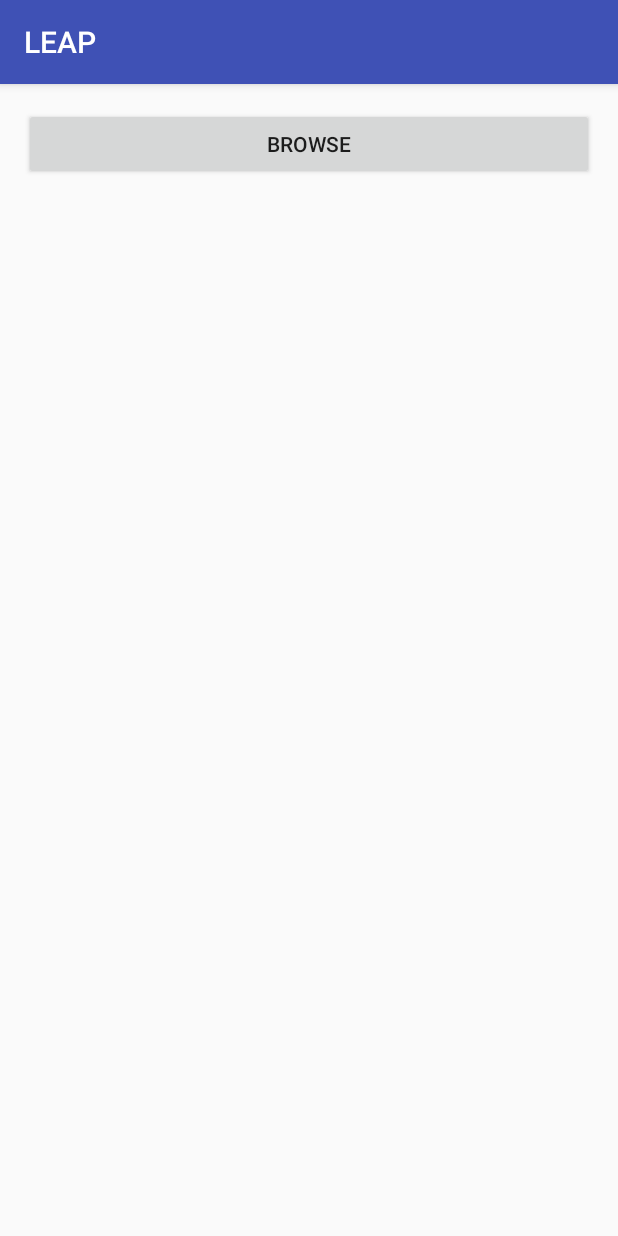
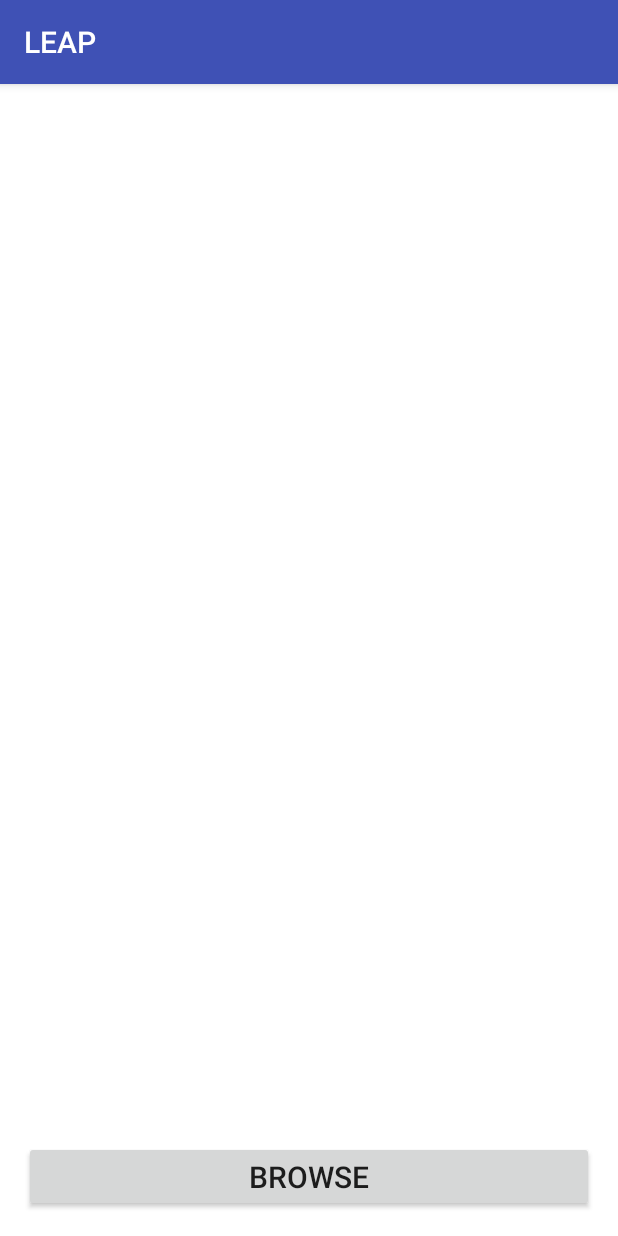
Before and after one commit to EvanWalker93/LEAP_3, an Android app: the screen it shows after launch (MainActivity), on a phone screen of 412 x 824 dp. Run offline under Robolectric (Android 15) with nearby library versions, the phone set to English and light mode, and no system bars; libraries missing offline, so code that uses them is left out: com.nbsp.materialfilepicker.

```diff
--- a/app/src/main/java/com/example/evan/leap/model/QuizItem.java
+++ b/app/src/main/java/com/example/evan/leap/model/QuizItem.java
@@ -1,14 +1,13 @@
 package com.example.evan.leap.model;
 
-import java.util.Objects;
 
 /**
  * Created by Evan on 4/22/2017.
+ * Item that holds the quiz name and length.
  */
 
 public class QuizItem {
     private String quizFileName, quizFilePath;
-
 
 
     public QuizItem(String quizFileName, String quizFilePath) {
@@ -16,7 +15,6 @@ public class QuizItem {
         this.quizFilePath = quizFilePath;
 
     }
-
 
 
     public String getQuizFileName() {
--- a/app/src/main/java/com/example/evan/leap/ui/MainActivity.java
+++ b/app/src/main/java/com/example/evan/leap/ui/MainActivity.java
@@ -10,8 +10,10 @@ import android.support.v4.content.ContextCompat;
 import android.support.v7.app.AppCompatActivity;
 import android.os.Bundle;
 import android.support.v7.widget.DefaultItemAnimator;
+import android.support.v7.widget.DividerItemDecoration;
 import android.support.v7.widget.LinearLayoutManager;
 import android.support.v7.widget.RecyclerView;
+import android.util.Log;
 import android.view.View;
 import android.widget.Button;
 import android.widget.Toast;
@@ -34,13 +36,10 @@ import java.util.Set;
 import static android.Manifest.permission.READ_EXTERNAL_STORAGE;
 
 
-
 public class MainActivity extends AppCompatActivity {
 
     private static final String EXTRA_QUIZ_ITEMS = "quiz_items";
-    private Button mBrowseButton;
     private ArrayList<QuizItem> quizList = new ArrayList<>();
-    private RecyclerView recView;
     private QuizAdapter adapter;
 
     @Override
@@ -56,7 +55,7 @@ public class MainActivity extends AppCompatActivity {
 
 
         //Button to open file browser
-        mBrowseButton = (Button) findViewById(R.id.browse_button);
+        Button mBrowseButton = (Button) findViewById(R.id.browse_button);
         mBrowseButton.setOnClickListener(new View.OnClickListener() {
             @Override
             public void onClick(View v) {
@@ -65,17 +64,15 @@ public class MainActivity extends AppCompatActivity {
         });
 
         //Creates the RecyclerView to display quiz items, and sets up the layout
-        recView = (RecyclerView) findViewById(R.id.quizRecyclerView);
+        RecyclerView recView = (RecyclerView) findViewById(R.id.quizRecyclerView);
         recView.setLayoutManager(new LinearLayoutManager(this));
         recView.setItemAnimator(new DefaultItemAnimator());
+        recView.addItemDecoration(new DividerItemDecoration(this, LinearLayoutManager.VERTICAL));
 
         //Creates the adapter and sets the RecyclerView's adapter to it
         adapter = new QuizAdapter(quizList);
         recView.setAdapter(adapter);
         loadItems();
-
-
-
     }
 
 
@@ -87,23 +84,33 @@ public class MainActivity extends AppCompatActivity {
         SharedPreferences preferences = PreferenceManager.getDefaultSharedPreferences(this);
         Set<String> QuizItems = preferences.getStringSet(EXTRA_QUIZ_ITEMS, new HashSet<String>());
 
-        //Puts the saved elements into a single string 'path'
-        //Removes the brackets from the string
-        String path = QuizItems.toString().replace("[", "").replace("]", "").trim();
-
-        //If the path is empty, assume no paths were saved and stop loading
-        if (path == ""){
+        //If the set QuizItems is empty, assume no paths were saved and stop loading
+        if (QuizItems.isEmpty()) {
+            Log.d("loadItems: ","No items present in QuizItem set");
             return;
         }
 
+        Log.d("QuizItems", QuizItems.toString());
+        //Puts the saved elements into a single string 'path'
+        String path = QuizItems.toString();
+
+
+        //Removes the brackets from the string
+        path = path.substring(1, path.length() -1);
+        Log.d("Path String", path);
+
+
+
         //Split the string 'path' when there is a comma, then put it into the array 'splitPaths'
         //Then, sort the array alphabetically by the file name, not the file path
-        String[] splitPaths = path.split(",");
+        String[] splitPaths = path.split(", ");
         Arrays.sort(splitPaths, new Comparator<String>() {
             @Override
             public int compare(String str1, String str2) {
                 String substr1 = str1.substring(str1.lastIndexOf("/"));
+                Log.d("Path String", substr1);
                 String substr2 = str2.substring(str2.lastIndexOf("/"));
+                Log.d("Path String", substr2);
                 return substr1.compareTo(substr2);
             }
         });
@@ -112,12 +119,12 @@ public class MainActivity extends AppCompatActivity {
         quizList.clear();
 
         //Add all strings in splitPaths to the adapter quizList, then update the view
-        for (int i = 0; i < splitPaths.length; i++) {
-            path = splitPaths[i];
+        for (String splitPath : splitPaths) {
+            path = splitPath;
             if (path == null) {
                 break;
             }
-            String name = (path.substring(path.lastIndexOf("/") + 1) + "");
+            String name = (path.substring(path.lastIndexOf("/") + 1));
             QuizItem item = new QuizItem(path, name);
             quizList.add(item);
             adapter.notifyDataSetChanged();
@@ -150,6 +157,7 @@ public class MainActivity extends AppCompatActivity {
                 .start();
     }
 
+
     @Override
     protected void onActivityResult(int requestCode, int resultCode, Intent data) {
         super.onActivityResult(requestCode, resultCode, data);
@@ -158,16 +166,15 @@ public class MainActivity extends AppCompatActivity {
             String filePath = data.getStringExtra(FilePickerActivity.RESULT_FILE_PATH);
             String fileName = (filePath.substring(filePath.lastIndexOf("/") + 1) + "");
 
-            if(quizList.isEmpty() == true)
-            {
+            if (quizList.isEmpty()) {
                 quizList.add(new QuizItem(filePath, fileName));
+                saveItems();
+                loadItems();
                 adapter.notifyDataSetChanged();
-                saveItems();
+
                 Toast.makeText(getApplicationContext(), "Quiz List Was Empty", Toast.LENGTH_SHORT).show();
                 return;
-            }
-
-            else {
+            } else {
                 for (QuizItem item : quizList) {
 
                     if (Objects.equals(item.getQuizFilePath(), fileName)) {
@@ -180,9 +187,10 @@ public class MainActivity extends AppCompatActivity {
                 }
             }
 
+
             quizList.add(new QuizItem(filePath, fileName));
-            adapter.notifyDataSetChanged();
             saveItems();
+            loadItems();
 
             Toast.makeText(getApplicationContext(), "Added " + fileName, Toast.LENGTH_SHORT).show();
 
@@ -190,19 +198,19 @@ public class MainActivity extends AppCompatActivity {
     }
 
     @Override
-    public void onPause () {
+    public void onPause() {
         saveItems();
         super.onPause();
     }
 
     @Override
-    public void onStop () {
+    public void onStop() {
         //saveItems();
         super.onStop();
     }
 
     @Override
-    public void onDestroy () {
+    public void onDestroy() {
         //saveItems();
         super.onDestroy();
     }
--- a/app/src/main/res/layout/activity_main.xml
+++ b/app/src/main/res/layout/activity_main.xml
@@ -1,23 +1,32 @@
 <?xml version="1.0" encoding="utf-8"?>
-<LinearLayout
-    xmlns:android="http://schemas.android.com/apk/res/android"
-    android:orientation="vertical"
+<LinearLayout xmlns:android="http://schemas.android.com/apk/res/android"
     android:layout_width="match_parent"
     android:layout_height="match_parent"
-    android:layout_margin="16dp">
 
-    <Button
-        android:id="@+id/browse_button"
-        android:layout_width="match_parent"
-        android:layout_height="wrap_content"
-        android:text="@string/browse"/>
+    android:background="@color/background"
+    android:orientation="vertical">
+
+
 
     <android.support.v7.widget.RecyclerView
         android:id="@+id/quizRecyclerView"
         android:layout_width="match_parent"
         android:layout_height="match_parent"
+        android:layout_marginRight="16dp"
+        android:layout_marginLeft="16dp"
+        android:layout_marginTop="16dp"
+        android:scrollbars="vertical"
+        android:layout_weight="300"/>
+
+    <Button
+        android:id="@+id/browse_button"
         android:layout_margin="16dp"
-        android:scrollbars="vertical"/>
+        android:layout_width="match_parent"
+        android:layout_height="wrap_content"
+        android:layout_gravity="bottom"
+        android:text="@string/browse"
+        android:textSize="20sp"
+        android:layout_weight="1"/>
 
 
 </LinearLayout>
--- a/app/src/main/res/values/colors.xml
+++ b/app/src/main/res/values/colors.xml
@@ -3,4 +3,5 @@
     <color name="colorPrimary">#3F51B5</color>
     <color name="colorPrimaryDark">#303F9F</color>
     <color name="colorAccent">#FF4081</color>
+    <color name="background">#ffffff</color>
 </resources>
--- a/app/src/main/res/values/strings.xml
+++ b/app/src/main/res/values/strings.xml
@@ -2,4 +2,6 @@
     <string name="app_name">LEAP</string>
     <string name="browse">Browse</string>
     <string name="list">List</string>
+    <string name="quiz_name">Quiz Name</string>
+    <string name="quiz_path">Quiz Path</string>
 </resources>
```
Also changed, not shown: app/src/main/java/com/example/evan/leap/adapter/QuizAdapter.java (+9 -17 lines), app/src/main/res/layout/list_item.xml (+16 -19 lines), app/src/main/java/com/example/evan/leap/model/ListItem.java (added).
